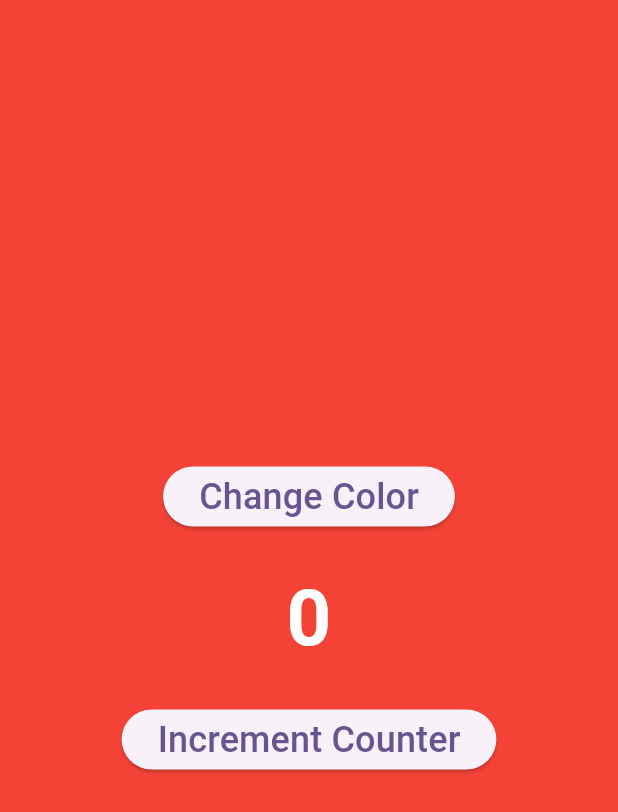
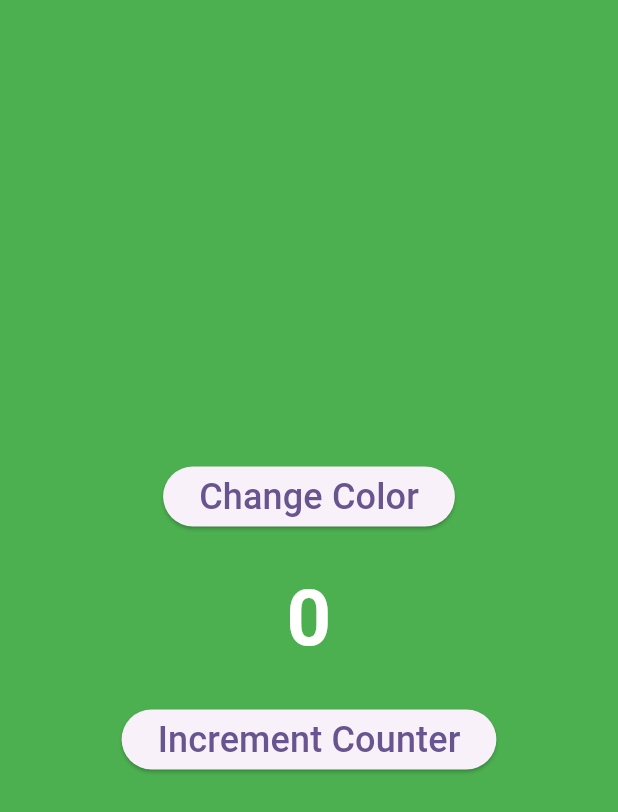
Before and after one commit to tom-sanderson-bt/bloc2bloc_listener, a Flutter app: the screen it shows after launch, after a tap on "Change Color", on a phone screen of 412 x 824 dp. Shown: the top 812 px of the screen. Run offline on Flutter 3.47's test engine with Material 3 defaults, Android fonts, the phone set to English and light mode, and no system bars; our stand-ins replace equatable, flutter_bloc.

Commit message:
add dependent blocs and interactions in presentation layer

```diff
--- /dev/null
+++ b/lib/blocs/counter/counter_bloc.dart
@@ -0,0 +1,13 @@
+import 'package:flutter_bloc/flutter_bloc.dart';
+import 'package:equatable/equatable.dart';
+
+part 'counter_event.dart';
+part 'counter_state.dart';
+
+class CounterBloc extends Bloc<CounterEvent, CounterState> {
+  CounterBloc() : super(CounterState.initial()) {
+    on<ChangeCounterEvent>((event, emit) {
+      emit(state.copyWith(counter: state.counter + event.incrementValue));
+    });
+  }
+}
--- /dev/null
+++ b/lib/blocs/counter/counter_event.dart
@@ -0,0 +1,17 @@
+part of 'counter_bloc.dart';
+
+abstract class CounterEvent extends Equatable {
+  const CounterEvent();
+
+  @override
+  List<Object> get props => [];
+}
+
+class ChangeCounterEvent extends CounterEvent {
+  final int incrementValue;
+
+  @override
+  List<Object> get props => [incrementValue];
+
+  const ChangeCounterEvent({required this.incrementValue});
+}
--- /dev/null
+++ b/lib/blocs/counter/counter_state.dart
@@ -0,0 +1,27 @@
+part of 'counter_bloc.dart';
+
+class CounterState extends Equatable {
+  final int counter;
+
+  const CounterState({
+    required this.counter,
+  });
+
+  factory CounterState.initial() {
+    return const CounterState(counter: 0);
+  }
+
+  @override
+  List<Object> get props => [counter];
+
+  @override
+  String toString() => 'CounterState(counter: $counter)';
+
+  CounterState copyWith({
+    int? counter,
+  }) {
+    return CounterState(
+      counter: counter ?? this.counter,
+    );
+  }
+}
--- /dev/null
+++ b/lib/blocs/theme/theme_bloc.dart
@@ -0,0 +1,24 @@
+import 'package:equatable/equatable.dart';
+import 'package:flutter/material.dart';
+import 'package:flutter_bloc/flutter_bloc.dart';
+
+part 'theme_event.dart';
+part 'theme_state.dart';
+
+class ThemeBloc extends Bloc<ThemeEvent, ThemeState> {
+  ThemeBloc() : super(ThemeState.initial()) {
+    on<ChangeThemeEvent>(_changeColor);
+  }
+
+  _changeColor(ChangeThemeEvent event, Emitter<ThemeState> emit) {
+    if (state.color == Colors.red) {
+      emit(state.copyWith(color: Colors.green));
+    } else if (state.color == Colors.green) {
+      emit(state.copyWith(color: Colors.yellow));
+    } else if (state.color == Colors.yellow) {
+      emit(state.copyWith(color: Colors.black));
+    } else if (state.color == Colors.black) {
+      emit(state.copyWith(color: Colors.red));
+    }
+  }
+}
--- /dev/null
+++ b/lib/blocs/theme/theme_event.dart
@@ -0,0 +1,10 @@
+part of 'theme_bloc.dart';
+
+abstract class ThemeEvent extends Equatable {
+  const ThemeEvent();
+
+  @override
+  List<Object> get props => [];
+}
+
+class ChangeThemeEvent extends ThemeEvent {}
--- /dev/null
+++ b/lib/blocs/theme/theme_state.dart
@@ -0,0 +1,25 @@
+part of 'theme_bloc.dart';
+
+class ThemeState extends Equatable {
+  const ThemeState({required this.color});
+
+  final Color color;
+
+  factory ThemeState.initial() {
+    return const ThemeState(color: Colors.red);
+  }
+
+  @override
+  List<Object> get props => [color];
+
+  ThemeState copyWith({
+    Color? color,
+  }) {
+    return ThemeState(
+      color: color ?? this.color,
+    );
+  }
+
+  @override
+  String toString() => 'ThemeState(color: $color)';
+}
--- a/lib/main.dart
+++ b/lib/main.dart
@@ -1,4 +1,7 @@
+import 'package:bloc2bloc_listener/blocs/counter/counter_bloc.dart';
+import 'package:bloc2bloc_listener/blocs/theme/theme_bloc.dart';
 import 'package:flutter/material.dart';
+import 'package:flutter_bloc/flutter_bloc.dart';
 
 void main() {
   runApp(const MyApp());
@@ -9,7 +12,16 @@ class MyApp extends StatelessWidget {
 
   @override
   Widget build(BuildContext context) {
-    return MaterialApp(
+    return MultiBlocProvider(
+      providers: [
+        BlocProvider<CounterBloc>(create: (context) {
+          return CounterBloc();
+        }),
+        BlocProvider<ThemeBloc>(create: (context) {
+          return ThemeBloc();
+        }),
+      ],
+      child: MaterialApp(
         title: 'block2bloc',
         debugShowCheckedModeBanner: false,
         theme: ThemeData(
@@ -17,32 +29,60 @@ class MyApp extends StatelessWidget {
           useMaterial3: true,
         ),
         home: const MyHomePage(),
+      ),
     );
   }
 }
 
-class MyHomePage extends StatelessWidget {
+class MyHomePage extends StatefulWidget {
   const MyHomePage({super.key});
 
   @override
+  State<MyHomePage> createState() => _MyHomePageState();
+}
+
+class _MyHomePageState extends State<MyHomePage> {
+  int incrementValue = 1;
+
+  @override
   Widget build(BuildContext context) {
-    return Scaffold(
-      backgroundColor: Colors.red,
+    return BlocListener<ThemeBloc, ThemeState>(
+      listener: (context, state) {
+        if (state.color == Colors.red) {
+          incrementValue = 1;
+        }
+        if (state.color == Colors.green) {
+          incrementValue = 10;
+        }
+        if (state.color == Colors.yellow) {
+          incrementValue = 100;
+        }
+        if (state.color == Colors.black) {
+          incrementValue = -100;
+          context
+              .read<CounterBloc>()
+              .add(ChangeCounterEvent(incrementValue: incrementValue));
+        }
+      },
+      child: Scaffold(
+        backgroundColor: context.watch<ThemeBloc>().state.color,
         body: Center(
           child: Column(
             mainAxisAlignment: MainAxisAlignment.center,
             children: [
               ElevatedButton(
-              onPressed: () {},
+                onPressed: () {
+                  context.read<ThemeBloc>().add(ChangeThemeEvent());
+                },
                 child: const Text(
                   'Change Color',
                   style: TextStyle(fontSize: 24.0),
                 ),
               ),
               const SizedBox(height: 20.0),
-            const Text(
-              '0',
-              style: TextStyle(
+              Text(
+                '${context.watch<CounterBloc>().state.counter}',
+                style: const TextStyle(
                   fontSize: 52.0,
                   fontWeight: FontWeight.bold,
                   color: Colors.white,
@@ -50,7 +90,11 @@ class MyHomePage extends StatelessWidget {
               ),
               const SizedBox(height: 20.0),
               ElevatedButton(
-              onPressed: () {},
+                onPressed: () {
+                  context
+                      .read<CounterBloc>()
+                      .add(ChangeCounterEvent(incrementValue: incrementValue));
+                },
                 child: const Text(
                   'Increment Counter',
                   style: TextStyle(fontSize: 24.0),
@@ -59,6 +103,7 @@ class MyHomePage extends StatelessWidget {
             ],
           ),
         ),
+      ),
     );
   }
 }
```
Lines whose indentation alone changed are shown as unchanged.
